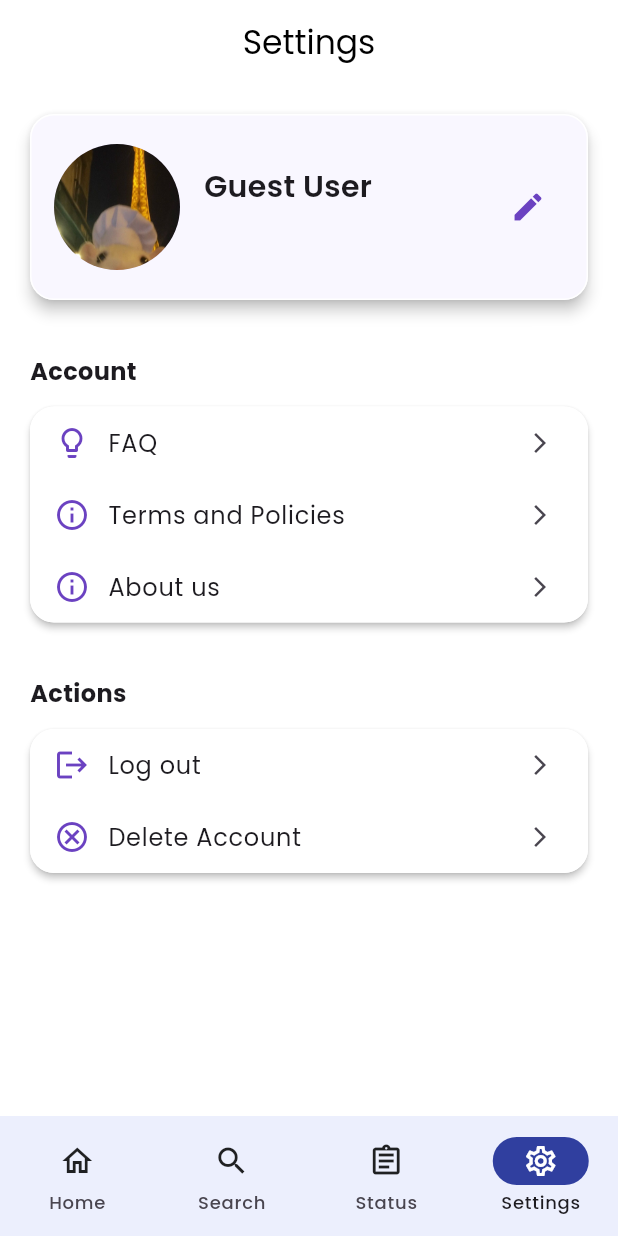
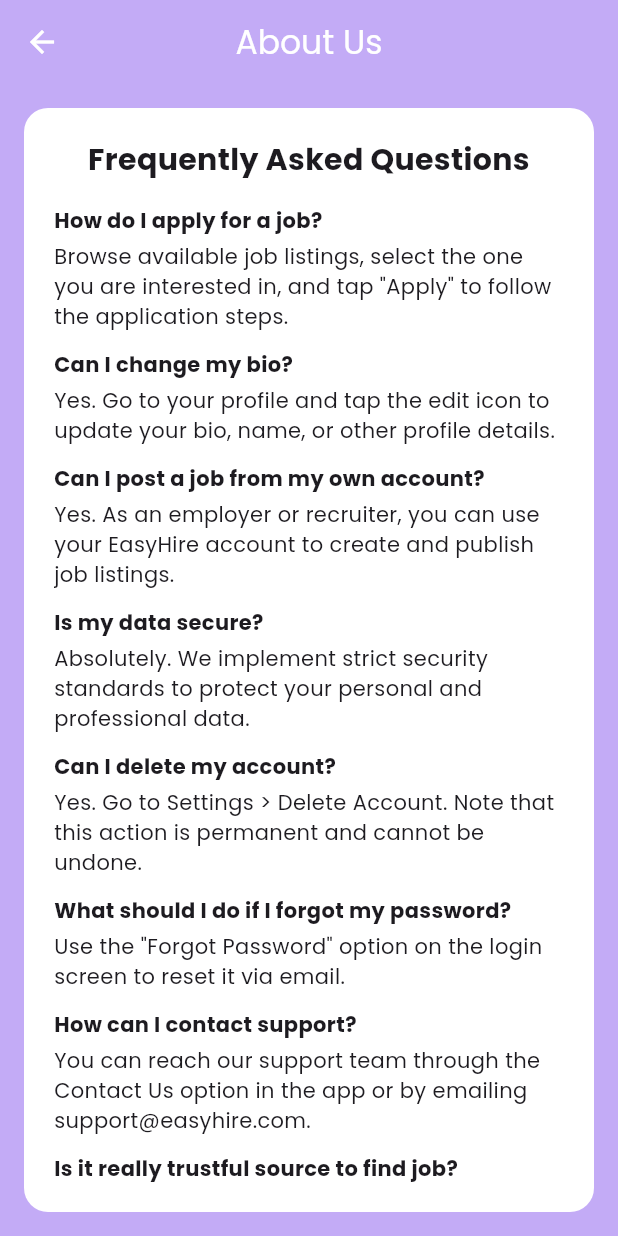
Before and after one commit to nypoclary/easy_hire, a Flutter app: the SettingsScreen screen opened by its route, after a tap on "FAQ", on a phone screen of 412 x 824 dp. Run offline on Flutter 3.47's test engine with Material 3 defaults, Android fonts, the phone set to English and light mode, and no system bars; our stand-ins replace dio, firebase_core, flutter_riverpod, go_router, google_fonts, google_sign_in; accounts and stored records are empty.

Commit message:
Terms FAQ AboutUs updated

```diff
--- /dev/null
+++ b/lib/features/settings/faq_screen.dart
@@ -0,0 +1,118 @@
+import 'package:flutter/material.dart';
+
+class FaqScreen extends StatelessWidget {
+  const FaqScreen({super.key});
+
+  @override
+  Widget build(BuildContext context) {
+    return Scaffold(
+      backgroundColor: const Color.fromARGB(255, 195, 171, 246),
+      appBar: AppBar(
+        backgroundColor: const Color.fromARGB(255, 195, 171, 246),
+        title: const Text("About Us", style: TextStyle(color: Colors.white)),
+        centerTitle: true,
+        elevation: 0,
+        iconTheme: const IconThemeData(color: Colors.white),
+      ),
+      body: Padding(
+        padding: const EdgeInsets.all(16.0),
+        child: Center(
+          child: Container(
+            padding: const EdgeInsets.all(20),
+            decoration: BoxDecoration(
+              color: Colors.white,
+              borderRadius: BorderRadius.circular(16),
+            ),
+            child: const SingleChildScrollView(
+              child: Column(
+                crossAxisAlignment: CrossAxisAlignment.start,
+                children: [
+                  Center(
+                    child: Text(
+                      'Frequently Asked Questions',
+                      textAlign: TextAlign.center,
+                      style:
+                          TextStyle(fontSize: 20, fontWeight: FontWeight.bold),
+                    ),
+                  ),
+                  SizedBox(height: 16),
+                  Text(
+                    'How do I apply for a job?',
+                    style: TextStyle(fontWeight: FontWeight.bold),
+                  ),
+                  SizedBox(height: 4),
+                  Text(
+                    'Browse available job listings, select the one you are interested in, and tap "Apply" to follow the application steps.',
+                  ),
+                  SizedBox(height: 12),
+                  Text(
+                    'Can I change my bio?',
+                    style: TextStyle(fontWeight: FontWeight.bold),
+                  ),
+                  SizedBox(height: 4),
+                  Text(
+                    'Yes. Go to your profile and tap the edit icon to update your bio, name, or other profile details.',
+                  ),
+                  SizedBox(height: 12),
+                  Text(
+                    'Can I post a job from my own account?',
+                    style: TextStyle(fontWeight: FontWeight.bold),
+                  ),
+                  SizedBox(height: 4),
+                  Text(
+                    'Yes. As an employer or recruiter, you can use your EasyHire account to create and publish job listings.',
+                  ),
+                  SizedBox(height: 12),
+                  Text(
+                    'Is my data secure?',
+                    style: TextStyle(fontWeight: FontWeight.bold),
+                  ),
+                  SizedBox(height: 4),
+                  Text(
+                    'Absolutely. We implement strict security standards to protect your personal and professional data.',
+                  ),
+                  SizedBox(height: 12),
+                  Text(
+                    'Can I delete my account?',
+                    style: TextStyle(fontWeight: FontWeight.bold),
+                  ),
+                  SizedBox(height: 4),
+                  Text(
+                    'Yes. Go to Settings > Delete Account. Note that this action is permanent and cannot be undone.',
+                  ),
+                  SizedBox(height: 12),
+                  Text(
+                    'What should I do if I forgot my password?',
+                    style: TextStyle(fontWeight: FontWeight.bold),
+                  ),
+                  SizedBox(height: 4),
+                  Text(
+                    'Use the "Forgot Password" option on the login screen to reset it via email.',
+                  ),
+                  SizedBox(height: 12),
+                  Text(
+                    'How can I contact support?',
+                    style: TextStyle(fontWeight: FontWeight.bold),
+                  ),
+                  SizedBox(height: 4),
+                  Text(
+                    'You can reach our support team through the Contact Us option in the app or by emailing support@easyhire.com.',
+                  ),
+                  SizedBox(height: 12),
+                  Text(
+                    'Is it really trustful source to find job?',
+                    style: TextStyle(fontWeight: FontWeight.bold),
+                  ),
+                  SizedBox(height: 4),
+                  Text(
+                    'EasyHire is built with user trust and data integrity at its core. We use secure authentication, encrypted storage, and follow best practices in privacy and safety to ensure your personal and professional information is protected. Thousands of users rely on EasyHire to connect with real job opportunities and hiring professionals every day.',
+                  ),
+                ],
+              ),
+            ),
+          ),
+        ),
+      ),
+    );
+  }
+}
--- a/lib/features/settings/view/settings_screen.dart
+++ b/lib/features/settings/view/settings_screen.dart
@@ -3,6 +3,9 @@ import 'package:easy_hire/features/profile/view/profile_screen.dart';
 import 'package:easy_hire/features/settings/view/edit_profile_screen.dart';
 import 'package:flutter/material.dart';
 import 'package:flutter_riverpod/flutter_riverpod.dart';
+import 'package:easy_hire/features/settings/terms_and_policies.dart';
+import 'package:easy_hire/features/settings/faq_screen.dart';
+import 'package:easy_hire/features/settings/about_us_screen.dart';
 
 class SettingsScreen extends ConsumerWidget {
   const SettingsScreen({super.key});
@@ -37,9 +40,25 @@ class SettingsScreen extends ConsumerWidget {
             const SizedBox(height: 32),
             _buildSectionTitle("Account"),
             _buildSettingsCard(cardShape, [
-              _buildSettingsTile(Icons.lightbulb_outline, "FAQ", () {}),
-              _buildSettingsTile(Icons.info_outline, "Terms and Policies", () {}),
-              _buildSettingsTile(Icons.info_outline, "About us", () {}),
+              _buildSettingsTile(Icons.lightbulb_outline, "FAQ", () {
+                Navigator.push(
+                  context,
+                  MaterialPageRoute(builder: (_) => const FaqScreen()),
+                );
+              }),
+              _buildSettingsTile(Icons.info_outline, "Terms and Policies", () {
+                Navigator.push(
+                  context,
+                  MaterialPageRoute(
+                      builder: (_) => const TermsAndPoliciesScreen()),
+                );
+              }),
+              _buildSettingsTile(Icons.info_outline, "About us", () {
+                Navigator.push(
+                  context,
+                  MaterialPageRoute(builder: (_) => const AboutUsScreen()),
+                );
+              }),
             ]),
             const SizedBox(height: 32),
             _buildSectionTitle("Actions"),
@@ -47,7 +66,8 @@ class SettingsScreen extends ConsumerWidget {
               _buildSettingsTile(Icons.logout, "Log out", () {
                 ref.read(googleAuthProvider.notifier).signOut();
               }),
-              _buildSettingsTile(Icons.cancel_outlined, "Delete Account", () {}),
+              _buildSettingsTile(
+                  Icons.cancel_outlined, "Delete Account", () {}),
             ]),
           ],
         ),
```
Also changed, not shown: lib/features/settings/about_us_screen.dart (added, +77 -0 lines), lib/features/settings/terms_and_policies.dart (added, +116 -0 lines), pubspec.lock.
